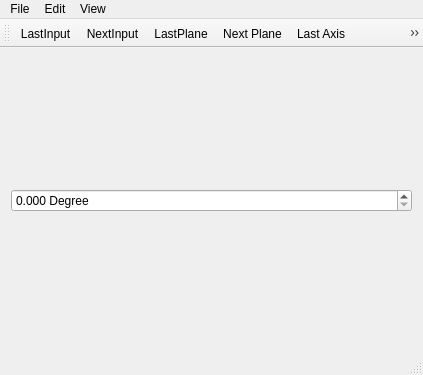
First picture: the form in FoldingNet/ExpFold/mainwindow.ui, repository samhu1989/FoldingNet, before the edit.
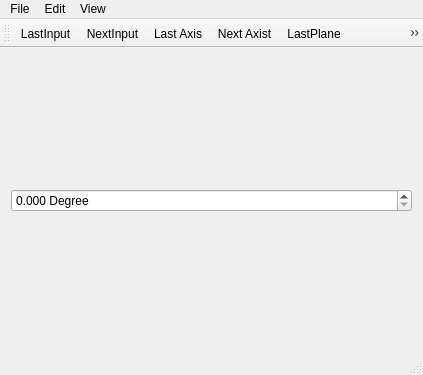
Second picture: the form after the edit. Icons and pictures are not drawn.

Commit message: Continue Building the UI Tool For Folding 1.The output dash state looks correct now 2.Working in PlaneGraph to construct a graph to let the mesh fold accordingly

The edit to the form file:
```diff
--- a/FoldingNet/ExpFold/mainwindow.ui
+++ b/FoldingNet/ExpFold/mainwindow.ui
@@ -89,10 +89,10 @@
    </attribute>
    <addaction name="actionLastInput"/>
    <addaction name="actionNextInput"/>
-   <addaction name="actionLastPlane"/>
-   <addaction name="actionNext_Plane"/>
    <addaction name="actionLast_Axis"/>
    <addaction name="actionNext_Axist"/>
+   <addaction name="actionLastPlane"/>
+   <addaction name="actionNext_Plane"/>
   </widget>
   <widget class="QStatusBar" name="statusBar"/>
   <action name="actionLastInput">
```
The commit also changes 14 other files.
